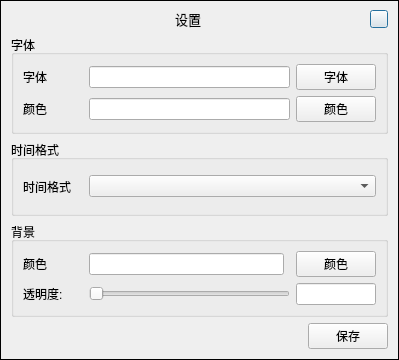
CNoch/DeskTopClock, file DeskTime/SetDlg.ui: the form before one commit.
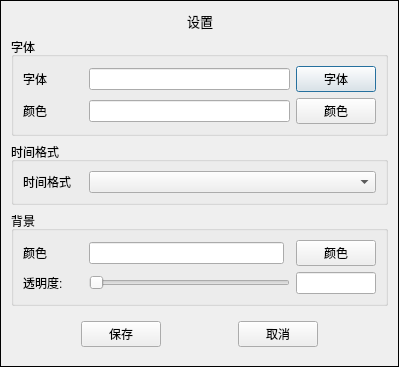
The form after the commit. Icons and pictures are not drawn.

Commit message: 添加字体样式和字体颜色窗口

Diff of the .ui file:
```diff
--- a/DeskTime/SetDlg.ui
+++ b/DeskTime/SetDlg.ui
@@ -19,9 +19,6 @@
 }</string>
   </property>
   <layout class="QVBoxLayout" name="verticalLayout">
-   <property name="topMargin">
-    <number>9</number>
-   </property>
    <item>
     <layout class="QHBoxLayout" name="horizontalLayout_2">
      <item>
@@ -74,34 +71,6 @@
        </property>
       </spacer>
      </item>
-     <item>
-      <widget class="QPushButton" name="pushButton_close">
-       <property name="maximumSize">
-        <size>
-         <width>16</width>
-         <height>16</height>
-        </size>
-       </property>
-       <property name="styleSheet">
-        <string notr="true">QPushButton{
-	max-width:16;
-	max-height:16;
-	border-image: url(:/img/关  闭.png);
-}
-
-QPushButton:hover{
-	border-image: url(:/img/关  闭_hover.png);
-}
-
-QPushButton:pressed{
-	border-image: url(:/img/关  闭_pressed.png);
-}</string>
-       </property>
-       <property name="text">
-        <string/>
-       </property>
-      </widget>
-     </item>
     </layout>
    </item>
    <item>
@@ -112,6 +81,9 @@
      <layout class="QGridLayout" name="gridLayout_2">
       <item row="0" column="3">
        <widget class="QPushButton" name="pushButton_font">
+        <property name="styleSheet">
+         <string notr="true"/>
+        </property>
         <property name="text">
          <string>字体</string>
         </property>
@@ -272,8 +244,8 @@
        </property>
        <property name="sizeHint" stdset="0">
         <size>
-         <width>287</width>
-         <height>20</height>
+         <width>58</width>
+         <height>44</height>
         </size>
        </property>
       </spacer>
@@ -285,6 +257,48 @@
        </property>
       </widget>
      </item>
+     <item>
+      <spacer name="horizontalSpacer_4">
+       <property name="orientation">
+        <enum>Qt::Horizontal</enum>
+       </property>
+       <property name="sizeHint" stdset="0">
+        <size>
+         <width>40</width>
+         <height>20</height>
+        </size>
+       </property>
+      </spacer>
+     </item>
+     <item>
+      <widget class="QPushButton" name="pushButton_close">
+       <property name="maximumSize">
+        <size>
+         <width>16777215</width>
+         <height>16777215</height>
+        </size>
+       </property>
+       <property name="styleSheet">
+        <string notr="true"/>
+       </property>
+       <property name="text">
+        <string>取消</string>
+       </property>
+      </widget>
+     </item>
+     <item>
+      <spacer name="horizontalSpacer_5">
+       <property name="orientation">
+        <enum>Qt::Horizontal</enum>
+       </property>
+       <property name="sizeHint" stdset="0">
+        <size>
+         <width>40</width>
+         <height>20</height>
+        </size>
+       </property>
+      </spacer>
+     </item>
     </layout>
    </item>
   </layout>
```
Left out of the diff: 17 changed lines with no effect on the pictures. The commit also changes 2 other files.
